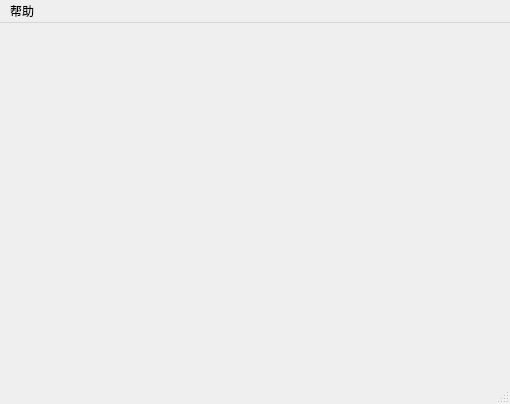
Old version of the form src/ui/mainWindow.ui in the repository CodingRookie98/Sudoku-Solo.
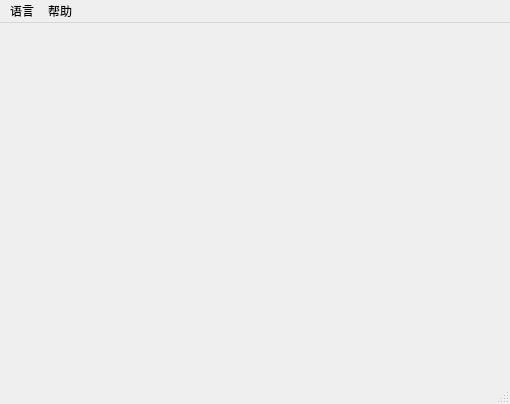
New version of the form.

Commit message: Added multi-language support (including Chinese and English)

```diff
--- a/src/ui/mainWindow.ui
+++ b/src/ui/mainWindow.ui
@@ -34,6 +34,14 @@
      <string>帮助</string>
     </property>
    </widget>
+   <widget class="QMenu" name="menuLanguage">
+    <property name="title">
+     <string>语言</string>
+    </property>
+    <addaction name="actionEngLish"/>
+    <addaction name="actionChinese"/>
+   </widget>
+   <addaction name="menuLanguage"/>
    <addaction name="menuHelp"/>
   </widget>
   <widget class="QStatusBar" name="statusbar"/>
```
Left out of the diff: 16 changed lines with no effect on the pictures. The commit also changes 18 other files.
